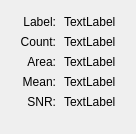
Qt form freeview/DialogLabelStats.ui (freesurfer/freesurfer) before a commit.
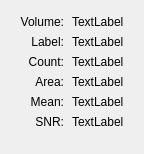
The same form after that commit.

Diff of the .ui file:
```diff
--- a/freeview/DialogLabelStats.ui
+++ b/freeview/DialogLabelStats.ui
@@ -6,8 +6,8 @@
    <rect>
     <x>0</x>
     <y>0</y>
-    <width>200</width>
-    <height>143</height>
+    <width>204</width>
+    <height>163</height>
    </rect>
   </property>
   <property name="windowTitle">
@@ -34,7 +34,7 @@
      <property name="horizontalSpacing">
       <number>8</number>
      </property>
-     <item row="0" column="0">
+     <item row="1" column="0">
       <widget class="QLabel" name="label">
        <property name="text">
         <string>Label:</string>
@@ -44,7 +44,7 @@
        </property>
       </widget>
      </item>
-     <item row="0" column="1">
+     <item row="1" column="1">
       <widget class="QLabel" name="labelLabel">
        <property name="text">
         <string>TextLabel</string>
@@ -54,7 +54,7 @@
        </property>
       </widget>
      </item>
-     <item row="1" column="0">
+     <item row="2" column="0">
       <widget class="QLabel" name="label_3">
        <property name="text">
         <string>Count:</string>
@@ -64,7 +64,7 @@
        </property>
       </widget>
      </item>
-     <item row="1" column="1">
+     <item row="2" column="1">
       <widget class="QLabel" name="labelCount">
        <property name="text">
         <string>TextLabel</string>
@@ -74,7 +74,7 @@
        </property>
       </widget>
      </item>
-     <item row="2" column="0">
+     <item row="3" column="0">
       <widget class="QLabel" name="label_5">
        <property name="text">
         <string>Area:</string>
@@ -84,7 +84,7 @@
        </property>
       </widget>
      </item>
-     <item row="2" column="1">
+     <item row="3" column="1">
       <widget class="QLabel" name="labelArea">
        <property name="text">
         <string>TextLabel</string>
@@ -94,7 +94,7 @@
        </property>
       </widget>
      </item>
-     <item row="3" column="0">
+     <item row="4" column="0">
       <widget class="QLabel" name="label_2">
        <property name="text">
         <string>Mean:</string>
@@ -104,7 +104,7 @@
        </property>
       </widget>
      </item>
-     <item row="3" column="1">
+     <item row="4" column="1">
       <widget class="QLabel" name="labelMean">
        <property name="text">
         <string>TextLabel</string>
@@ -114,7 +114,7 @@
        </property>
       </widget>
      </item>
-     <item row="4" column="0">
+     <item row="5" column="0">
       <widget class="QLabel" name="label_4">
        <property name="text">
         <string>SNR:</string>
@@ -124,7 +124,7 @@
        </property>
       </widget>
      </item>
-     <item row="4" column="1">
+     <item row="5" column="1">
       <widget class="QLabel" name="labelSNR">
        <property name="text">
         <string>TextLabel</string>
@@ -134,6 +134,26 @@
        </property>
       </widget>
      </item>
+     <item row="0" column="0">
+      <widget class="QLabel" name="label_6">
+       <property name="text">
+        <string>Volume:</string>
+       </property>
+       <property name="alignment">
+        <set>Qt::AlignRight|Qt::AlignTrailing|Qt::AlignVCenter</set>
+       </property>
+      </widget>
+     </item>
+     <item row="0" column="1">
+      <widget class="QLabel" name="labelVolume">
+       <property name="text">
+        <string>TextLabel</string>
+       </property>
+       <property name="textInteractionFlags">
+        <set>Qt::LinksAccessibleByMouse|Qt::TextSelectableByMouse</set>
+       </property>
+      </widget>
+     </item>
     </layout>
    </item>
    <item>
```
